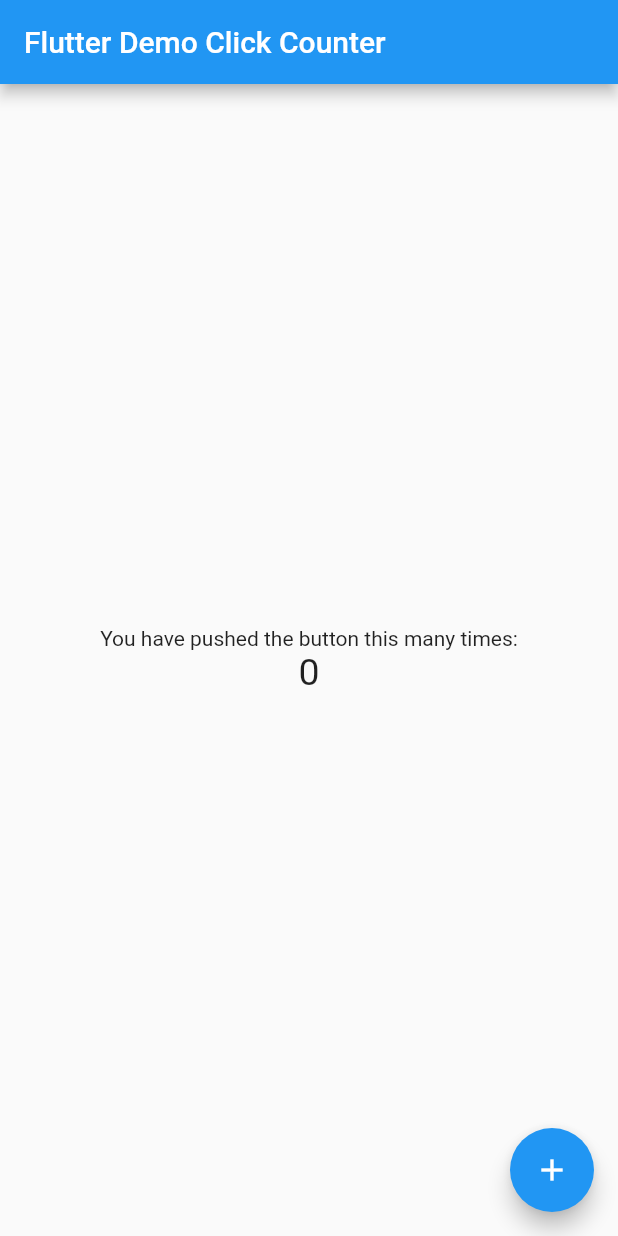
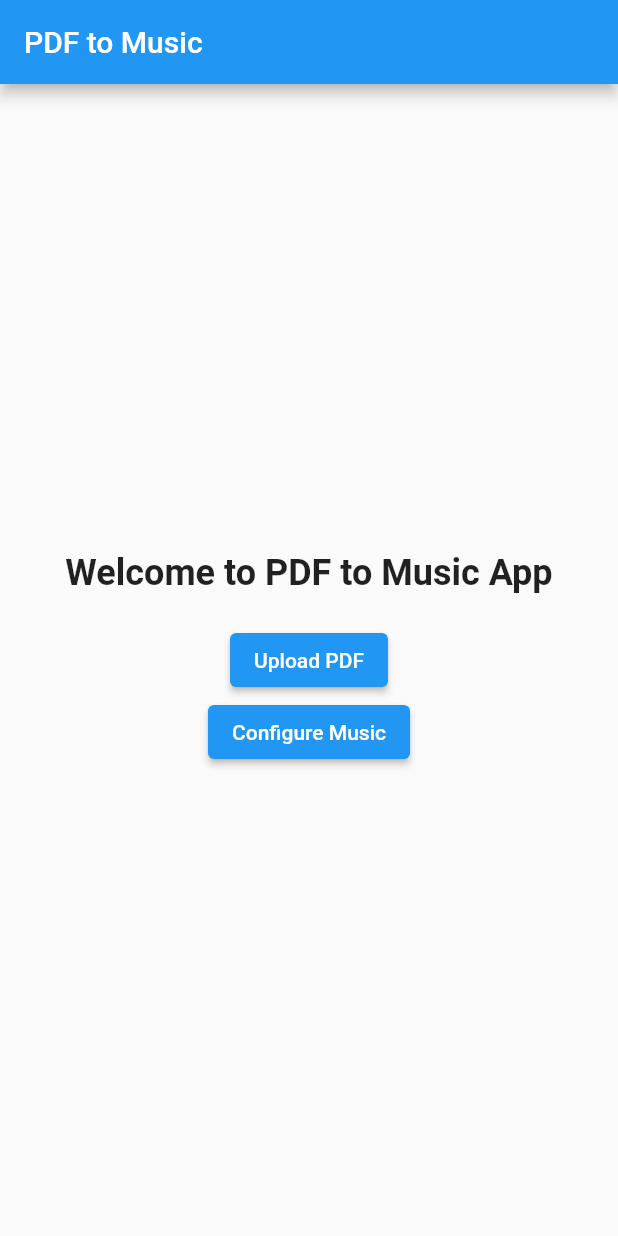
Before and after one commit to Codernointed/pdf_to_music, a Flutter app: the screen it shows after launch, on a phone screen of 412 x 824 dp. Run offline on Flutter 3.47's test engine with Material 2 defaults, Android fonts, the phone set to English and light mode, and no system bars; our stand-ins replace file_picker.

Commit message:
Initial UI

```diff
--- a/lib/main.dart
+++ b/lib/main.dart
@@ -1,91 +1,86 @@
 import 'package:flutter/material.dart';
+import 'ConfigurationScreen.dart';
+import 'PreviewScreen.dart';
+import 'package:file_picker/file_picker.dart';
 
-void main() => runApp(const MyApp());
+void main() {
+  runApp(const PdfToMusicApp());
+}
 
-class MyApp extends StatelessWidget {
-  const MyApp({super.key});
-  static const String _title = 'Flutter Stateful Clicker Counter';
-  // This widget is the root of your application.
+class PdfToMusicApp extends StatelessWidget {
+  const PdfToMusicApp({Key? key}) : super(key: key);
+
   @override
   Widget build(BuildContext context) {
     return MaterialApp(
-      title: _title,
+      title: 'PDF to Music',
       theme: ThemeData(
         primarySwatch: Colors.blue,
       ),
-      home: const MyHomePage(),
+      home: const HomeScreen(),
     );
   }
 }
 
-class MyHomePage extends StatefulWidget {
-  const MyHomePage({super.key});
-  // This widget is the home page of your application. It is stateful, meaning
-  // that it has a State object (defined below) that contains fields that affect
-  // how it looks.
-  // This class is the configuration for the state.
+class HomeScreen extends StatefulWidget {
+  const HomeScreen({Key? key}) : super(key: key);
+
   @override
-  _MyHomePageState createState() => _MyHomePageState();
+  _HomeScreenState createState() => _HomeScreenState();
 }
 
-class _MyHomePageState extends State<MyHomePage> {
-  int _counter = 0;
+class _HomeScreenState extends State<HomeScreen> {
+  String _filePath = '';
 
-  void _incrementCounter() {
-    setState(() {
-      // This call to setState tells the Flutter framework that something has
-      // changed in this State, which causes it to rerun the build method below
-      // so that the display can reflect the updated values. If we changed
-      // _counter without calling setState(), then the build method would not be
-      // called again, and so nothing would appear to happen.
-      _counter++;
-    });
+  Future<void> _pickPDF() async {
+    FilePickerResult? result = await FilePicker.platform.pickFiles(
+      type: FileType.custom,
+      allowedExtensions: ['pdf'],
+    );
+
+    if (result != null) {
+      setState(() {
+        _filePath = result.files.single.path ?? '';
+      });
+    }
   }
 
   @override
   Widget build(BuildContext context) {
-    // This method is rerun every time setState is called, for instance as done
-    // by the _incrementCounter method above.
-    //
-    // The Flutter framework has been optimized to make rerunning build methods
-    // fast, so that you can just rebuild anything that needs updating rather
-    // than having to individually change instances of widgets.
     return Scaffold(
       appBar: AppBar(
-        // Here we take the value from the MyHomePage object that was created by
-        // the App.build method, and use it to set our appbar title.
-        title: const Text('Flutter Demo Click Counter'),
+        title: const Text('PDF to Music'),
       ),
       body: Center(
-        // Center is a layout widget. It takes a single child and positions it
-        // in the middle of the parent.
         child: Column(
-          // Column is also a layout widget. It takes a list of children and
-          // arranges them vertically. By default, it sizes itself to fit its
-          // children horizontally, and tries to be as tall as its parent.
-          //
-          // Column has various properties to control how it sizes itself and
-          // how it positions its children. Here we use mainAxisAlignment to
-          // center the children vertically; the main axis here is the vertical
-          // axis because Columns are vertical (the cross axis would be
-          // horizontal).
           mainAxisAlignment: MainAxisAlignment.center,
           children: <Widget>[
             const Text(
-              'You have pushed the button this many times:',
+              'Welcome to PDF to Music App',
+              style: TextStyle(fontSize: 24, fontWeight: FontWeight.bold),
             ),
-            Text(
-              '$_counter',
-              style: const TextStyle(fontSize: 25),
+            const SizedBox(height: 20),
+            ElevatedButton(
+              onPressed: _pickPDF,
+              child: const Text('Upload PDF'),
+            ),
+            _filePath.isNotEmpty
+                ? Text('Selected PDF: $_filePath')
+                : const SizedBox.shrink(),
+            ElevatedButton(
+              onPressed: () {
+                Navigator.push(
+                  context,
+                  MaterialPageRoute(
+                      builder: (context) =>
+                          ConfigurationScreen(pdfFilePath: _filePath)),
+                );
+              },
+              child: const Text('Configure Music'),
             ),
           ],
         ),
       ),
-      floatingActionButton: FloatingActionButton(
-        onPressed: _incrementCounter,
-        tooltip: 'Increment',
-        child: const Icon(Icons.add),
-      ),
     );
   }
 }
--- a/pubspec.yaml
+++ b/pubspec.yaml
@@ -19,6 +19,7 @@ environment:
 dependencies:
   flutter:
     sdk: flutter
+  file_picker: ^4.0.0
 
 dev_dependencies:
   flutter_test:
```
Also changed, not shown: lib/ConfigurationScreen.dart (added, +156 -0 lines), lib/PreviewScreen.dart (added, +60 -0 lines).
